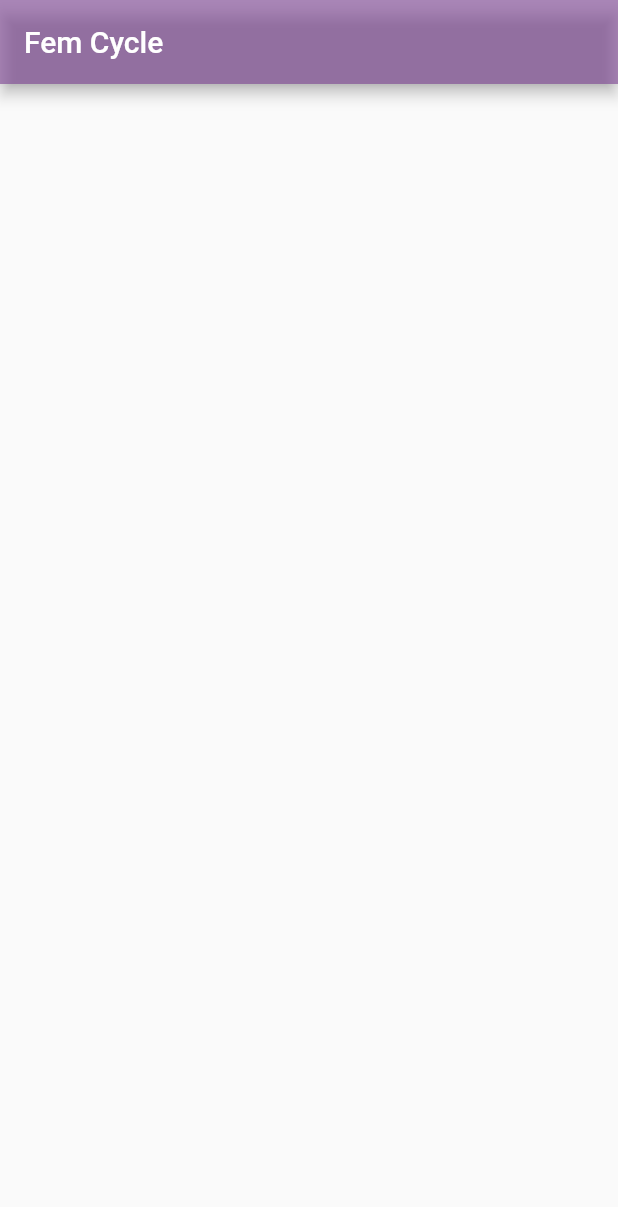
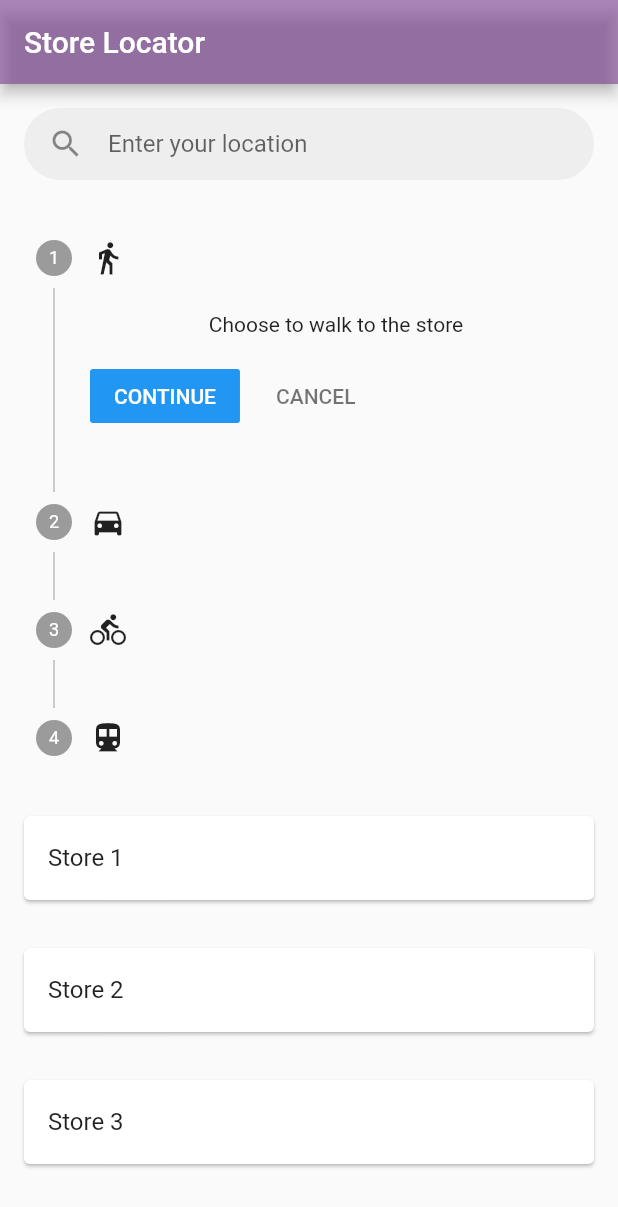
Before and after one commit to jefftrojan/Femcycle, a Flutter app: the Stores screen opened directly, on a phone screen of 412 x 824 dp. Shown: the top 1207 px of the screen. Run offline on Flutter 3.47's test engine with Material 2 defaults, Android fonts, the phone set to English and light mode, and no system bars; our stand-ins replace animated_splash_screen, chat_bubbles, cloud_firestore, dots_indicator, firebase_auth, firebase_core and 4 more; accounts and stored records are empty; network calls fail.

Commit message:
Store Locator | Init

```diff
--- a/frontend/lib/screens/location.dart
+++ b/frontend/lib/screens/location.dart
@@ -1,12 +1,7 @@
 import 'package:flutter/material.dart';
-import 'package:frontend/screens/chatpy.dart';
-import 'package:frontend/screens/cycletrack.dart';
-import 'package:frontend/screens/profile.dart';
 import 'package:frontend/utils/colors.dart';
-import 'package:frontend/utils/utils.dart';
 
 class Stores extends StatefulWidget {
-
   const Stores({super.key});
 
   @override
@@ -14,18 +9,94 @@ class Stores extends StatefulWidget {
 }
 
 class _StoresState extends State<Stores> {
-
-
   @override
   Widget build(BuildContext context) {
     return Scaffold(
       appBar: AppBar(
         backgroundColor: primary,
-        title: const Text("Fem Cycle"),
+        title: const Text("Store Locator"),
       ),
-      body: SingleChildScrollView(),
+      body: content(),
+    );
+  }
 
+  Widget content() {
+    return Column(
+      children: [
+        // Search Bar (Rounded)
+        Container(
+          margin: EdgeInsets.all(16.0),
+          padding: const EdgeInsets.symmetric(horizontal: 16.0),
+          decoration: BoxDecoration(
+            color: Colors.grey[200],
+            borderRadius: BorderRadius.circular(30.0),
+          ),
+          child: TextField(
+            decoration: InputDecoration(
+              hintText: "Enter your location",
+              icon: Icon(Icons.search),
+              border: InputBorder.none,
+            ),
+          ),
+        ),
+        // Transportation Options
+        Stepper(
+          currentStep: 0,
+          onStepTapped: (step) {
+            // Handle step tap
+          },
+          onStepContinue: () {
+            // Handle continue button
+          },
+          onStepCancel: () {
+            // Handle cancel button
+          },
+          steps: [
+            Step(
+              title: Icon(Icons.directions_walk),
+              content: Text('Choose to walk to the store'),
+            ),
+            Step(
+              title: Icon(Icons.directions_car),
+              content: Text('Choose to drive to the store'),
+            ),
+            Step(
+              title: Icon(Icons.directions_bike),
+              content: Text('Choose to bike to the store'),
+            ),
+            Step(
+              title: Icon(Icons.directions_transit),
+              content: Text('Choose to take the train to the store'),
+            ),
+          ],
+        ),
+        Expanded(
+          child: ListView(
+            children: [
 
+              StoreCard("Store 1"),
+              StoreCard("Store 2"),
+              StoreCard("Store 3"),
+            ],
+          ),
+        ),
+      ],
     );
   }
 }
+
+class StoreCard extends StatelessWidget {
+  final String storeName;
+
+  StoreCard(this.storeName);
+
+  @override
+  Widget build(BuildContext context) {
+    return Card(
+      margin: EdgeInsets.all(16.0),
+      child: ListTile(
+        title: Text(storeName),
+      ),
+    );
+  }
+}
--- a/frontend/lib/screens/signup.dart
+++ b/frontend/lib/screens/signup.dart
@@ -45,7 +45,7 @@ class _AuthScreenState extends State<AuthScreen> {
       Navigator.pushReplacement(
         context,
         MaterialPageRoute(
-          builder: (context) => const Stores(), // Replace with the actual ChatScreen class
+          builder: (context) => Stores(), // Replace with the actual ChatScreen class
         ),
       );
     } else {
--- a/frontend/pubspec.yaml
+++ b/frontend/pubspec.yaml
@@ -52,6 +52,9 @@ dependencies:
   image_picker: ^1.0.4
   dots_indicator: ^3.0.0
   google_sign_in: ^6.1.5
+  font_awesome_flutter: ^9.1.0
+  google_maps_flutter: ^2.4.0
+  location: ^4.4.0
 
 dev_dependencies:
   flutter_test:
```
Also changed, not shown: frontend/pubspec.lock, 2 other files.
